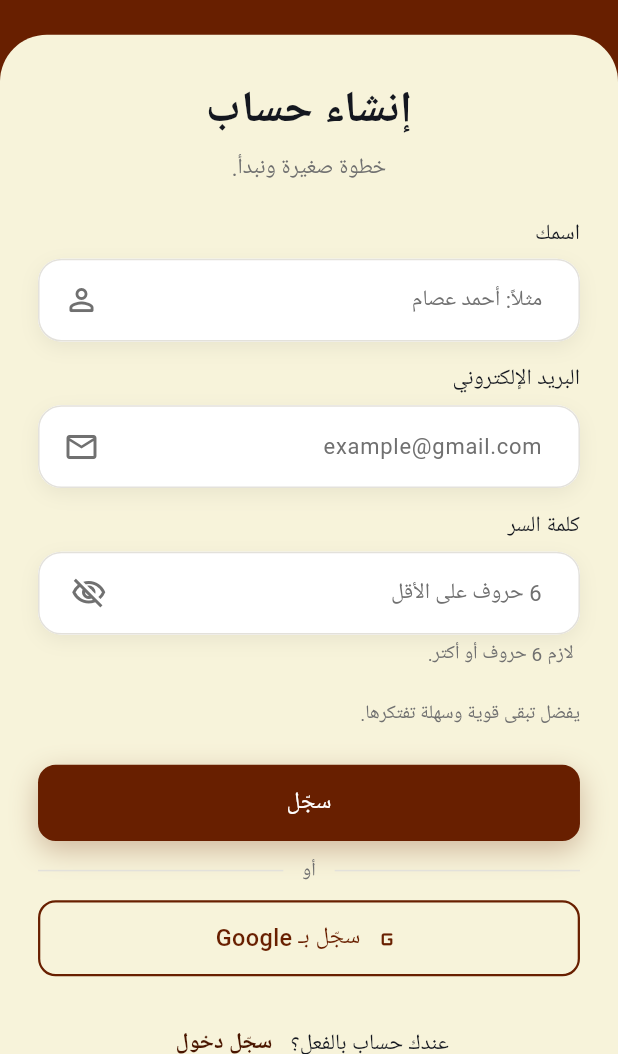
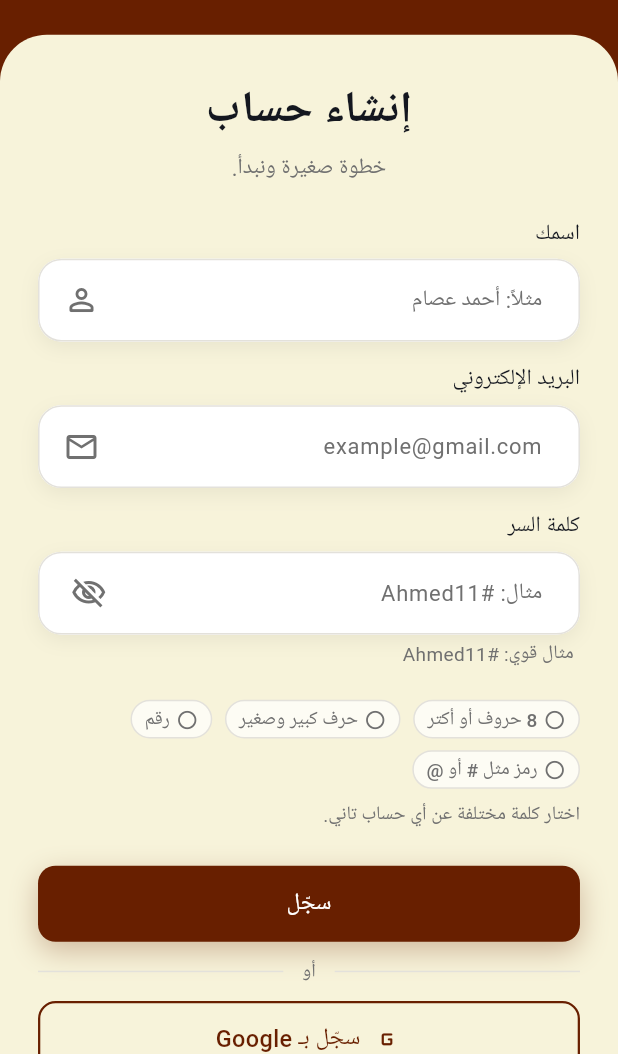
Before and after one commit to AhmedOmar2003/Rafiq_app, a Flutter app: the RegisterScreen screen opened directly, on a phone screen of 412 x 824 dp, the part 182-1236 px from its top. Run offline on Flutter 3.47's test engine with Material 3 defaults, Android fonts, the phone set to English and light mode, and no system bars; our stand-ins replace connectivity_plus, dio, flutter_bloc, flutter_native_splash, flutter_screenutil, flutter_svg and 11 more; accounts and stored records are empty; Roboto replaces fonts that are missing (Cairo).

Commit message:
feat: strengthen password flows

```diff
--- a/lib/auth/login/login_screen.dart
+++ b/lib/auth/login/login_screen.dart
@@ -204,6 +204,7 @@ class _LoginScreenState extends State<LoginScreen> {
       helperText: AppCopy.authPasswordHelper,
       autofillHints: const [AutofillHints.password],
       isPassword: true,
+      type: TextInputType.visiblePassword,
       textInputAction: TextInputAction.done,
       onFieldSubmitted: (_) => _handleLogin(),
       validator: (value) =>
--- a/lib/auth/register/register_screen.dart
+++ b/lib/auth/register/register_screen.dart
@@ -4,6 +4,7 @@ import 'package:rafiq_app/auth/login/login_screen.dart';
 import 'package:rafiq_app/core/design/app_image.dart';
 import 'package:rafiq_app/core/design/components/components.dart';
 import 'package:rafiq_app/core/design/tokens/tokens.dart';
+import 'package:rafiq_app/core/security/password_policy.dart';
 import 'package:rafiq_app/core/utils/app_error_formatter.dart';
 import 'package:rafiq_app/core/utils/app_microcopy.dart';
 import 'package:rafiq_app/core/utils/assets.dart';
@@ -24,6 +25,7 @@ class _RegisterScreenState extends State<RegisterScreen> {
   final passwordController = TextEditingController();
   bool _isLoading = false;
   bool _showSuccessOverlay = false;
+  String _password = '';
 
   @override
   void dispose() {
@@ -211,22 +213,27 @@ class _RegisterScreenState extends State<RegisterScreen> {
       helperText: AppCopy.registerPasswordHelper,
       autofillHints: const [AutofillHints.newPassword],
       isPassword: true,
+      type: TextInputType.visiblePassword,
       textInputAction: TextInputAction.done,
+      onChanged: (value) => setState(() => _password = value),
       onFieldSubmitted: (_) => _handleRegister(),
-      validator: (value) {
-        if (value == null || value.isEmpty) return AppCopy.passwordRequired;
-        if (!AuthService.isStrongPassword(value)) return AppCopy.passwordShort;
-        return null;
-      },
+      validator: PasswordPolicy.validateNewPassword,
     );
   }
 
   Widget _buildPasswordRules() {
     return Padding(
       padding: EdgeInsets.only(top: AppSpacing.xs.h, bottom: AppSpacing.sm.h),
-      child: Text(
-        AppCopy.registerPasswordTip,
-        style: AppText.bodySm.copyWith(color: AppColor.textSecondary),
+      child: Column(
+        crossAxisAlignment: CrossAxisAlignment.start,
+        children: [
+          PasswordRequirements(password: _password),
+          gapV(AppSpacing.sm),
+          Text(
+            AppCopy.registerPasswordTip,
+            style: AppText.bodySm.copyWith(color: AppColor.textSecondary),
+          ),
+        ],
       ),
     );
   }
--- a/lib/core/design/app_input.dart
+++ b/lib/core/design/app_input.dart
@@ -104,6 +104,8 @@ class _AppInputState extends State<AppInput> {
               enabled: widget.enabled,
               autofillHints: widget.autofillHints,
               keyboardType: widget.type,
+              autocorrect: !widget.isPassword,
+              enableSuggestions: !widget.isPassword,
               readOnly: widget.readOnly,
               onTap: widget.onTap,
               obscureText: _obscure && widget.isPassword,
--- a/lib/core/design/components/components.dart
+++ b/lib/core/design/components/components.dart
@@ -17,6 +17,7 @@ export 'app_skeleton.dart';
 export 'app_state_view.dart';
 export 'app_success_view.dart';
 export 'plan_badge.dart';
+export 'password_requirements.dart';
 export 'profile_pill.dart';
 export 'package:rafiq_app/core/design/app_button.dart';
 export 'package:rafiq_app/core/design/app_input.dart';
--- /dev/null
+++ b/lib/core/design/components/password_requirements.dart
@@ -0,0 +1,90 @@
+import 'package:flutter/material.dart';
+import 'package:flutter_screenutil/flutter_screenutil.dart';
+
+import '../../security/password_policy.dart';
+import '../tokens/tokens.dart';
+
+class PasswordRequirements extends StatelessWidget {
+  const PasswordRequirements({
+    super.key,
+    required this.password,
+  });
+
+  final String password;
+
+  @override
+  Widget build(BuildContext context) {
+    final requirements = [
+      ('8 حروف أو أكتر', PasswordPolicy.hasMinimumLength(password)),
+      (
+        'حرف كبير وصغير',
+        PasswordPolicy.hasUppercase(password) &&
+            PasswordPolicy.hasLowercase(password),
+      ),
+      ('رقم', PasswordPolicy.hasNumber(password)),
+      ('رمز مثل # أو @', PasswordPolicy.hasSpecialCharacter(password)),
+    ];
+
+    return Semantics(
+      container: true,
+      label: 'شروط كلمة السر',
+      child: Wrap(
+        spacing: AppSpacing.sm.w,
+        runSpacing: AppSpacing.sm.h,
+        children: requirements
+            .map(
+              (requirement) => _RequirementChip(
+                label: requirement.$1,
+                isMet: requirement.$2,
+              ),
+            )
+            .toList(),
+      ),
+    );
+  }
+}
+
+class _RequirementChip extends StatelessWidget {
+  const _RequirementChip({
+    required this.label,
+    required this.isMet,
+  });
+
+  final String label;
+  final bool isMet;
+
+  @override
+  Widget build(BuildContext context) {
+    final color = isMet ? AppColor.success : AppColor.textSecondary;
+    return AnimatedContainer(
+      duration: AppMotion.fast,
+      padding: EdgeInsets.symmetric(
+        horizontal: AppSpacing.sm.w,
+        vertical: AppSpacing.xs.h,
+      ),
+      decoration: BoxDecoration(
+        color: isMet
+            ? AppColor.success.withValues(alpha: 0.10)
+            : AppColor.surfaceVariant,
+        borderRadius: AppRadii.rPill,
+        border: Border.all(
+          color: isMet
+              ? AppColor.success.withValues(alpha: 0.30)
+              : AppColor.border,
+        ),
+      ),
+      child: Row(
+        mainAxisSize: MainAxisSize.min,
+        children: [
+          Icon(
+            isMet ? Icons.check_circle_rounded : Icons.circle_outlined,
+            size: 15.sp,
+            color: color,
+          ),
+          gapH(AppSpacing.xs),
+          Text(label, style: AppText.labelSm.copyWith(color: color)),
+        ],
+      ),
+    );
+  }
+}
--- /dev/null
+++ b/lib/core/security/password_policy.dart
@@ -0,0 +1,34 @@
+class PasswordPolicy {
+  static const int minimumLength = 8;
+  static const String example = 'Ahmed11#';
+
+  static bool hasMinimumLength(String password) =>
+      password.length >= minimumLength;
+
+  static bool hasUppercase(String password) =>
+      RegExp(r'[A-Z]').hasMatch(password);
+
+  static bool hasLowercase(String password) =>
+      RegExp(r'[a-z]').hasMatch(password);
+
+  static bool hasNumber(String password) => RegExp(r'\d').hasMatch(password);
+
+  static bool hasSpecialCharacter(String password) =>
+      RegExp(r'[#?!@$%^&*\-_.]').hasMatch(password);
+
+  static bool isStrong(String password) =>
+      hasMinimumLength(password) &&
+      hasUppercase(password) &&
+      hasLowercase(password) &&
+      hasNumber(password) &&
+      hasSpecialCharacter(password);
+
+  static String? validateNewPassword(String? password) {
+    if (password == null || password.isEmpty) return 'اكتب كلمة السر';
+    if (!isStrong(password)) return requirementMessage;
+    return null;
+  }
+
+  static const String requirementMessage =
+      'استخدم 8 حروف على الأقل: حرف كبير، حرف صغير، رقم ورمز.';
+}
--- a/lib/core/utils/app_microcopy.dart
+++ b/lib/core/utils/app_microcopy.dart
@@ -45,7 +45,8 @@ class AppCopy {
   static const emailInvalid = 'راجع الإيميل كده';
   static const emailGmailOnly = 'لازم يكون بريد @gmail.com';
   static const passwordRequired = 'اكتب كلمة السر';
-  static const passwordShort = 'كلمة السر قصيّرة شوية، خليها 6 حروف على الأقل';
+  static const passwordShort =
+      'استخدم 8 حروف على الأقل: حرف كبير، حرف صغير، رقم ورمز';
   static const passwordsMismatch = 'الكلمتين مش زي بعض، راجعهم';
 
   // --- Actions / buttons -------------------------------------------------------
@@ -270,8 +271,8 @@ class AppCopy {
   static const authEmailLabel = 'البريد الإلكتروني';
   static const authEmailHint = 'example@gmail.com';
   static const authPasswordLabel = 'كلمة السر';
-  static const authPasswordHint = '6 حروف على الأقل';
-  static const authPasswordHelper = 'اكتب كلمة السر وكمل.';
+  static const authPasswordHint = 'مثال: Ahmed11#';
+  static const authPasswordHelper = 'اكتب كلمة السر اللي سجلت بيها.';
   static const authForgotPasswordLink = 'نسيت كلمة السر؟';
 
   // --- Login -------------------------------------------------------------------
@@ -293,8 +294,8 @@ class AppCopy {
   static const registerHasAccountPrefix = 'عندك حساب بالفعل؟ ';
   static const registerGoToLogin = 'سجّل دخول';
   static const registerSubtitle = 'خطوة صغيرة ونبدأ.';
-  static const registerPasswordHelper = 'لازم 6 حروف أو أكتر.';
-  static const registerPasswordTip = 'يفضل تبقى قوية وسهلة تفتكرها.';
+  static const registerPasswordHelper = 'مثال قوي: Ahmed11#';
+  static const registerPasswordTip = 'اختار كلمة مختلفة عن أي حساب تاني.';
 
   // --- Forgot password ---------------------------------------------------------
   static const forgotTitle = 'نسيت كلمة السر؟';
```
Also changed, not shown: lib/auth/forget password/reset_password.dart (+8 -9 lines), lib/core/regex/app_regex.dart (+8 -7 lines), lib/service/auth_service.dart (+8 -4 lines), lib/view/pages/profile_page.dart (+12 -4 lines), 2 other files.
